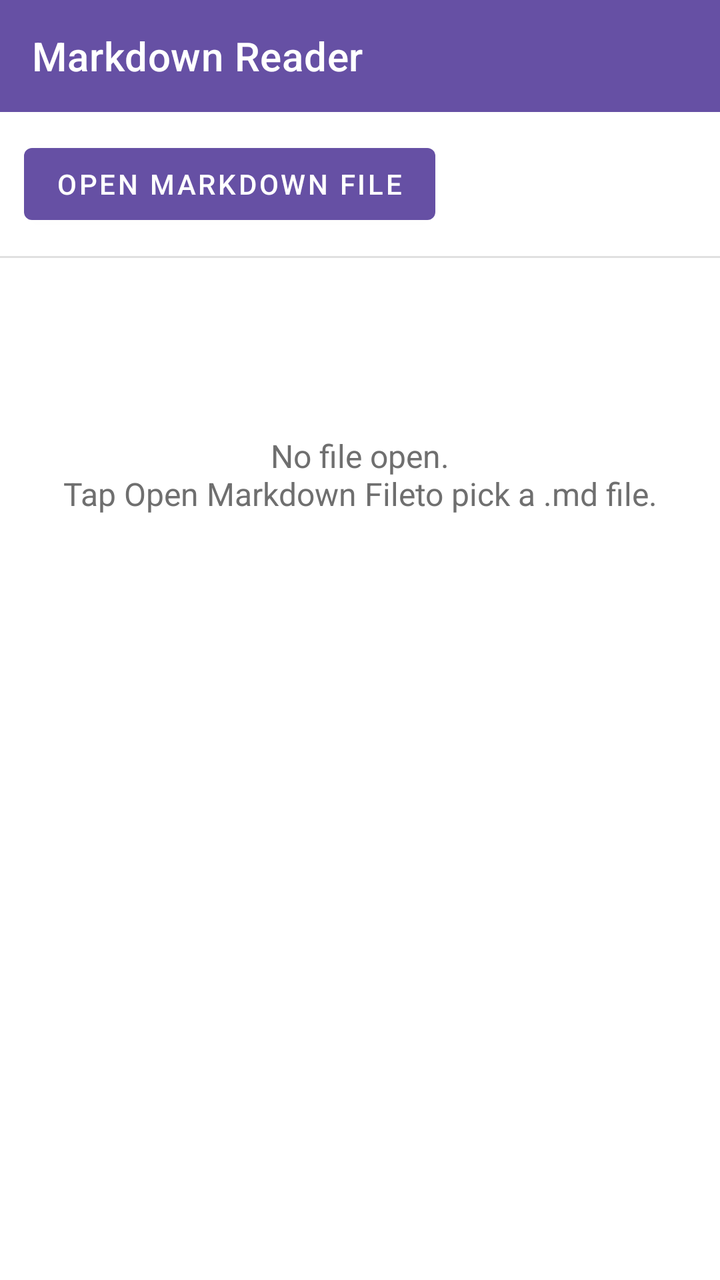
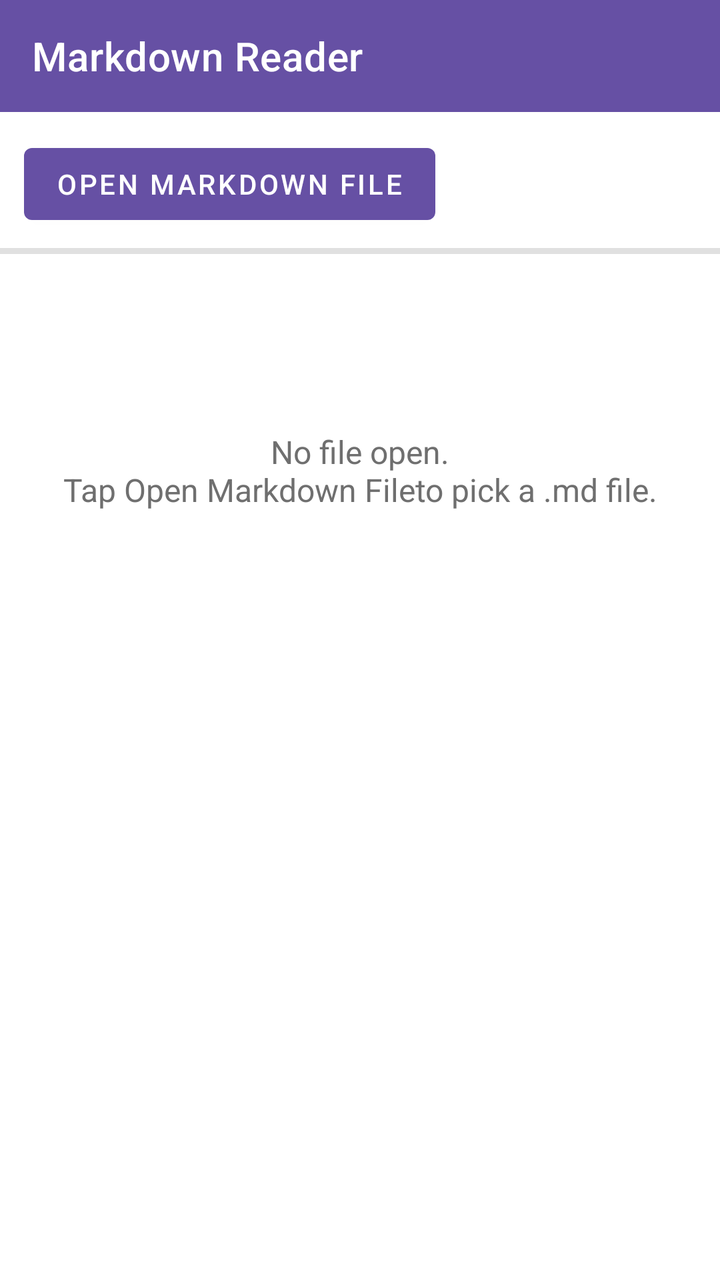

Before-and-after screenshots of an Android layout around one commit, followed by the original layout XML and the change that was made.
<!-- AndroidManifest.xml: application theme Theme.MarkdownReader -->
<!-- res/layout/activity_main.xml -->
<?xml version="1.0" encoding="utf-8"?>
<LinearLayout xmlns:android="http://schemas.android.com/apk/res/android"
    xmlns:app="http://schemas.android.com/apk/res-auto"
    android:layout_width="match_parent"
    android:layout_height="match_parent"
    android:orientation="vertical"
    android:background="@color/background">

    <com.google.android.material.appbar.MaterialToolbar
        android:id="@+id/toolbar"
        android:layout_width="match_parent"
        android:layout_height="?attr/actionBarSize"
        android:background="@color/purple_500"
        app:title="@string/app_name"
        app:titleTextColor="#FFFFFF" />

    <LinearLayout
        android:layout_width="match_parent"
        android:layout_height="wrap_content"
        android:orientation="horizontal"
        android:padding="12dp"
        android:gravity="center_vertical">

        <com.google.android.material.button.MaterialButton
            android:id="@+id/btnOpenFile"
            android:layout_width="wrap_content"
            android:layout_height="wrap_content"
            android:text="@string/open_file" />

        <TextView
            android:id="@+id/tvFileName"
            android:layout_width="0dp"
            android:layout_height="wrap_content"
            android:layout_weight="1"
            android:layout_marginStart="12dp"
            android:textColor="@color/text_secondary"
            android:ellipsize="middle"
            android:singleLine="true"
            android:text="" />
    </LinearLayout>

    <View
        android:layout_width="match_parent"
        android:layout_height="1dp"
        android:background="@color/divider" />

    <FrameLayout
        android:layout_width="match_parent"
        android:layout_height="0dp"
        android:layout_weight="1">

        <ScrollView
            android:id="@+id/scrollView"
            android:layout_width="match_parent"
            android:layout_height="match_parent">

            <FrameLayout
                android:layout_width="match_parent"
                android:layout_height="wrap_content">

                <TextView
                    android:id="@+id/tvEmptyState"
                    android:layout_width="match_parent"
                    android:layout_height="wrap_content"
                    android:layout_marginTop="64dp"
                    android:gravity="center"
                    android:padding="24dp"
                    android:text="@string/empty_state"
                    android:textColor="@color/text_secondary"
                    android:textSize="16sp" />

                <TextView
                    android:id="@+id/tvMarkdownContent"
                    android:layout_width="match_parent"
                    android:layout_height="wrap_content"
                    android:padding="20dp"
                    android:textColor="@color/text_primary"
                    android:textIsSelectable="true"
                    android:visibility="gone"
                    android:textSize="16sp"
                    android:lineSpacingExtra="4dp" />

            </FrameLayout>
        </ScrollView>

        <com.google.android.material.floatingactionbutton.FloatingActionButton
            android:id="@+id/fabToc"
            android:layout_width="wrap_content"
            android:layout_height="wrap_content"
            android:layout_gravity="bottom|end"
            android:layout_margin="20dp"
            android:contentDescription="@string/toc_button_description"
            android:visibility="gone"
            app:srcCompat="@drawable/ic_toc"
            app:backgroundTint="@color/purple_500"
            app:tint="#FFFFFF" />

    </FrameLayout>

</LinearLayout>
<!-- resources referenced by this layout -->
<resources>
  <color name="background">#FFFFFF</color>
  <color name="divider">#E0E0E0</color>
  <color name="purple_500">#6650a4</color>
  <color name="text_primary">#1C1B1F</color>
  <color name="text_secondary">#6F6F6F</color>
  <!-- drawable ic_toc (drawable) -->
  <vector xmlns:android="http://schemas.android.com/apk/res/android"
      android:width="24dp"
      android:height="24dp"
      android:viewportWidth="24"
      android:viewportHeight="24"
      android:tint="#FFFFFF">
      
      <path
          android:fillColor="#FF000000"
          android:pathData="M4,6m-1.5,0a1.5,1.5 0,1 1,3 0a1.5,1.5 0,1 1,-3 0" />
      <path
          android:fillColor="#FF000000"
          android:pathData="M8,5h12v2H8z" />
      <path
          android:fillColor="#FF000000"
          android:pathData="M4,12m-1.5,0a1.5,1.5 0,1 1,3 0a1.5,1.5 0,1 1,-3 0" />
      <path
          android:fillColor="#FF000000"
          android:pathData="M8,11h12v2H8z" />
      <path
          android:fillColor="#FF000000"
          android:pathData="M4,18m-1.5,0a1.5,1.5 0,1 1,3 0a1.5,1.5 0,1 1,-3 0" />
      <path
          android:fillColor="#FF000000"
          android:pathData="M8,17h12v2H8z" />
  </vector>
  <string name="app_name">Markdown Reader</string>
  <string name="empty_state">No file open.\nTap "Open Markdown File" to pick a .md file.</string>
  <string name="open_file">Open Markdown File</string>
  <string name="toc_button_description">Table of contents</string>
  <style name="Theme.MarkdownReader" parent="Theme.MaterialComponents.DayNight.NoActionBar">
          <item name="colorPrimary">@color/purple_500</item>
          <item name="colorPrimaryVariant">@color/purple_700</item>
          <item name="android:statusBarColor">@color/purple_700</item>
          <item name="android:windowBackground">@color/background</item>
      </style>
  <color name="purple_700">#4F378B</color>
</resources>

<!-- the commit's change to res/layout/activity_main.xml (unified diff, before → after) -->
@@ -17,32 +17,62 @@
     <LinearLayout
         android:layout_width="match_parent"
         android:layout_height="wrap_content"
-        android:orientation="horizontal"
-        android:padding="12dp"
-        android:gravity="center_vertical">
+        android:orientation="vertical"
+        android:paddingStart="12dp"
+        android:paddingEnd="12dp"
+        android:paddingTop="12dp"
+        android:paddingBottom="8dp">
 
-        <com.google.android.material.button.MaterialButton
-            android:id="@+id/btnOpenFile"
-            android:layout_width="wrap_content"
+        <LinearLayout
+            android:layout_width="match_parent"
             android:layout_height="wrap_content"
-            android:text="@string/open_file" />
+            android:orientation="horizontal"
+            android:gravity="center_vertical">
+
+            <com.google.android.material.button.MaterialButton
+                android:id="@+id/btnOpenFile"
+                android:layout_width="wrap_content"
+                android:layout_height="wrap_content"
+                android:text="@string/open_file" />
+
+            <TextView
+                android:id="@+id/tvFileName"
+                android:layout_width="0dp"
+                android:layout_height="wrap_content"
+                android:layout_weight="1"
+                android:layout_marginStart="12dp"
+                android:textColor="@color/text_secondary"
+                android:ellipsize="middle"
+                android:singleLine="true"
+                android:text="" />
+        </LinearLayout>
 
         <TextView
-            android:id="@+id/tvFileName"
-            android:layout_width="0dp"
+            android:id="@+id/tvMeta"
+            android:layout_width="match_parent"
             android:layout_height="wrap_content"
-            android:layout_weight="1"
-            android:layout_marginStart="12dp"
+            android:layout_marginTop="2dp"
             android:textColor="@color/text_secondary"
-            android:ellipsize="middle"
-            android:singleLine="true"
+            android:textSize="12sp"
+            android:visibility="gone"
             android:text="" />
+
     </LinearLayout>
 
-    <View
+    
+    <FrameLayout
         android:layout_width="match_parent"
-        android:layout_height="1dp"
-        android:background="@color/divider" />
+        android:layout_height="3dp"
+        android:background="@color/divider">
+
+        <View
+            android:id="@+id/progressIndicator"
+            android:layout_width="0dp"
+            android:layout_height="match_parent"
+            android:layout_gravity="start"
+            android:background="@color/purple_500" />
+
+    </FrameLayout>
 
     <FrameLayout
         android:layout_width="match_parent"
@@ -69,13 +99,14 @@
                     android:textColor="@color/text_secondary"
                     android:textSize="16sp" />
 
-                <TextView
+                <com.example.markdownreader.LinkAwareTextView
                     android:id="@+id/tvMarkdownContent"
                     android:layout_width="match_parent"
                     android:layout_height="wrap_content"
                     android:padding="20dp"
                     android:textColor="@color/text_primary"
                     android:textIsSelectable="true"
+                    android:textColorLink="@color/purple_500"
                     android:visibility="gone"
                     android:textSize="16sp"
                     android:lineSpacingExtra="4dp" />
